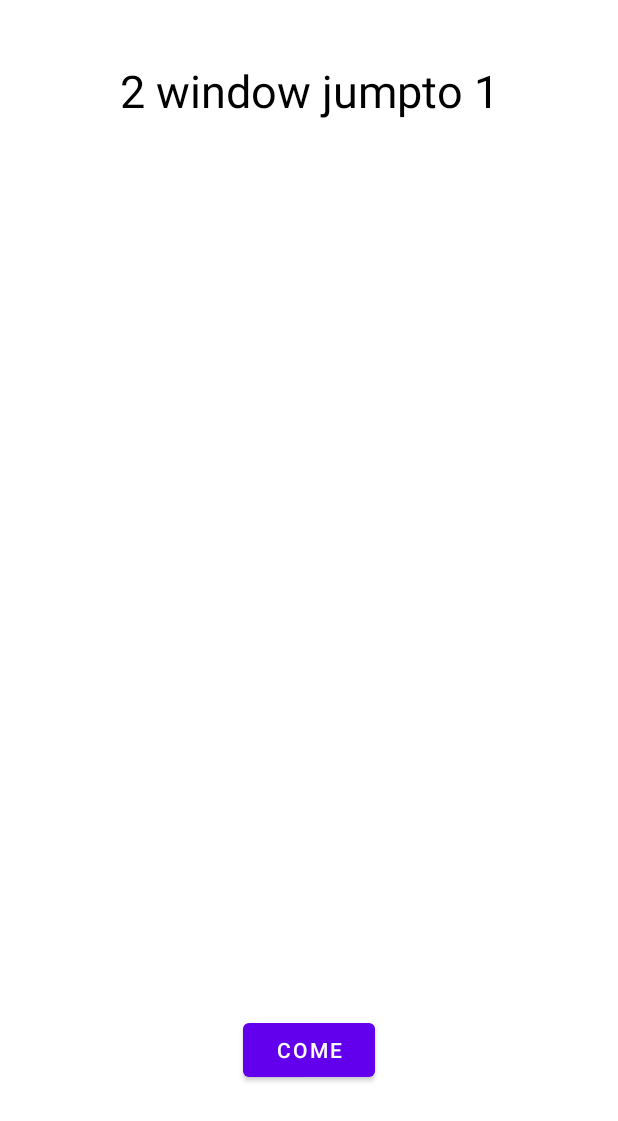
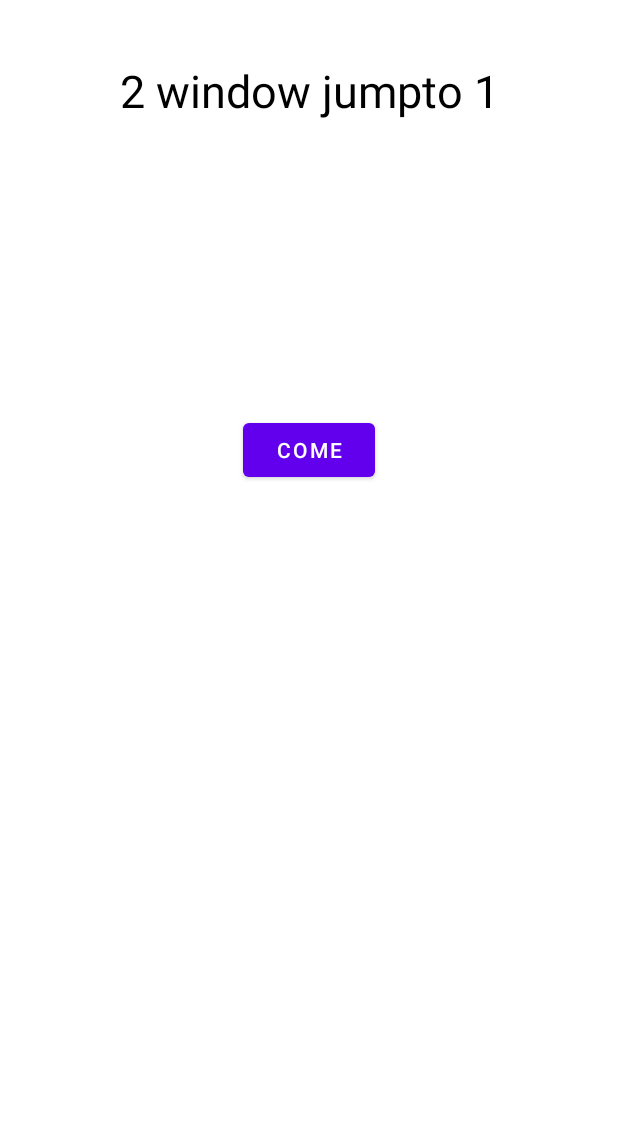
Before and after one commit to ron501/exercise, an Android app: the layout fragment_second.xml on its own in the app's theme, with its tools: preview values and no code run, on a phone screen of 412 x 824 dp. Shown: the top 1121 px of the screen. Run offline under Robolectric (Android 15) with nearby library versions, the phone set to English and light mode, and no system bars.

Commit message:
init 4 commit 1

```diff
--- a/app/src/main/java/com/mifen/zadanie2/FirstFragment.kt
+++ b/app/src/main/java/com/mifen/zadanie2/FirstFragment.kt
@@ -16,7 +16,7 @@ class FirstFragment : Fragment(R.layout.fragment_first) {
         controller = findNavController()
         val button = view.findViewById<Button>(R.id.switchButton)
         button.setOnClickListener {
-       controller.navigate(R.id.action_firstFragment_to_secondFragment)
+            controller.navigate(R.id.action_firstFragment_to_secondFragment)
         }
     }
 }
--- a/app/src/main/java/com/mifen/zadanie2/MainActivity.kt
+++ b/app/src/main/java/com/mifen/zadanie2/MainActivity.kt
@@ -7,6 +7,5 @@ class MainActivity : AppCompatActivity() {
     override fun onCreate(savedInstanceState: Bundle?) {
         super.onCreate(savedInstanceState)
         setContentView(R.layout.activity_main)
-
     }
 }
--- a/app/src/main/res/layout/fragment_second.xml
+++ b/app/src/main/res/layout/fragment_second.xml
@@ -20,11 +20,11 @@
         app:layout_constraintTop_toTopOf="parent" />
 
     <Button
-        android:id="@+id/switchToFirstButton"
+        android:id="@+id/switchButton"
         android:layout_width="wrap_content"
         android:layout_height="wrap_content"
         android:text="Come"
-        android:layout_marginBottom="100dp"
+        android:layout_marginBottom="500dp"
         app:layout_constraintBottom_toBottomOf="parent"
         app:layout_constraintEnd_toEndOf="parent"
         app:layout_constraintStart_toStartOf="parent" />
```
